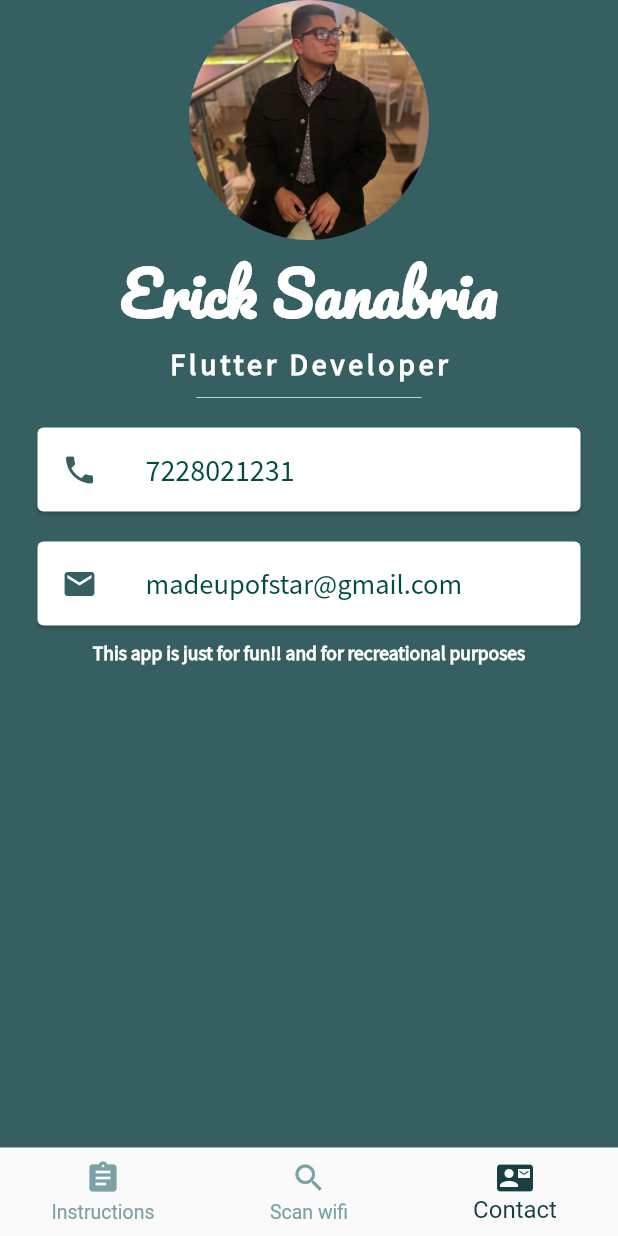
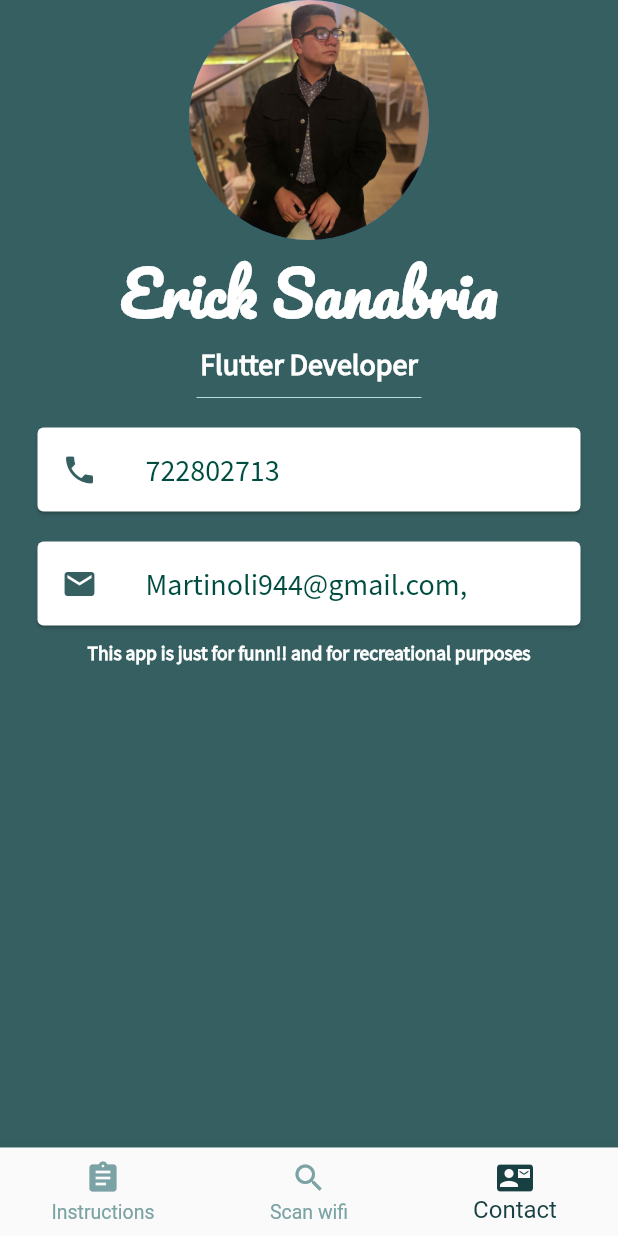
Before and after one commit to ErickMUOSD/ScanWifiAndConnect, a Flutter app: the screen it shows after launch, item 3 of the bottom bar chosen, on a phone screen of 412 x 824 dp. Run offline on Flutter 3.47's test engine with Material 2 defaults, Android fonts, the phone set to English and light mode, and no system bars; missing offline and left inert: giffy_dialog, wifi_configuration_2.

Commit message:
Improved the source

```diff
--- a/lib/contact.dart
+++ b/lib/contact.dart
@@ -3,37 +3,21 @@ import 'package:flutter/material.dart';
 class Contact extends StatelessWidget {
   @override
   Widget build(BuildContext context) {
-
     return MaterialApp(
       debugShowCheckedModeBanner: false,
       home: Scaffold(
         backgroundColor: Color(0xff365F61),
         body: SafeArea(
           child: Column(
-
             children: <Widget>[
               CircleAvatar(
-
                 radius: 80.0,
                 backgroundImage: AssetImage('images/Erick_photo.jpg'),
               ),
-              Text(
-                'Erick Sanabria',
-                style: TextStyle(
-                    fontFamily: 'Pacifico',
-                    fontSize: 40.0,
-                    color: Colors.white,
-                    fontWeight: FontWeight.bold),
-              ),
-              Text(
-                'Flutter Developer',
-                style: TextStyle(
-                    fontFamily: 'Source Sans Pro',
-                    color: Colors.white,
-                    fontSize: 20.0,
-                    letterSpacing: 2.5,
-                    fontWeight: FontWeight.bold),
-              ),
+
+              Texts(text: 'Erick Sanabria',fontsize: 40.0, fontfamily: 'Pacifico',),
+              Texts(text: 'Flutter Developer',fontfamily: 'Source Sans Pro',fontsize: 20.0,),
+
               SizedBox(
                 height: 20.0,
                 width: 150.0,
@@ -41,15 +25,57 @@ class Contact extends StatelessWidget {
                   color: Colors.teal.shade100,
                 ),
               ),
-              Card(
+              Cards(
+                text1: '722802713',
+                icon1: Icons.phone,
+              ),
+              Cards(
+                text1: 'Martinoli944@gmail.com, ',
+                icon1: Icons.email,
+              ),
+              Texts(text: 'This app is just for funn!! and for recreational purposes', fontsize: 13,fontfamily: 'Source Sans pro',),
+            ],
+          ),
+        ),
+      ),
+    );
+  }
+}
+
+class Texts extends StatelessWidget {
+ Texts({ this.text, this.fontsize, this.fontfamily});
+final String text;
+ final double fontsize;
+ final fontfamily;
+
+  @override
+  Widget build(BuildContext context) {
+    return Text(
+      text,
+      style: TextStyle(
+          fontFamily: fontfamily,
+          fontSize: fontsize,
+          color: Colors.white,
+          fontWeight: FontWeight.bold),
+    );
+  }
+}
+
+class Cards extends StatelessWidget {
+  Cards({this.text1, this.icon1});
+  final String text1;
+  final IconData icon1;
+  @override
+  Widget build(BuildContext context) {
+    return Card(
       margin: EdgeInsets.symmetric(vertical: 10.0, horizontal: 25.0),
       child: ListTile(
         leading: Icon(
-                    Icons.phone,
+          icon1,
           color: Color(0xff365F61),
         ),
         title: Text(
-                    '7228021231',
+          text1,
           style: TextStyle(
             color: Colors.teal.shade900,
             fontFamily: 'Source Sans pro',
@@ -57,35 +83,6 @@ class Contact extends StatelessWidget {
           ),
         ),
       ),
-              ),
-              Card(
-                margin: EdgeInsets.symmetric(vertical: 10.0, horizontal: 25.0),
-                child: ListTile(
-                  leading: Icon(
-                    Icons.email,
-                    color: Color(0xff365F61),
-                  ),
-                  title: Text(
-                    'madeupofstar@gmail.com',
-                    style: TextStyle(
-                        fontSize: 19.0,
-                        color: Colors.teal.shade900,
-                        fontFamily: 'Source Sans Pro'),
-                  ),
-                ),
-              ),
-              Text(
-                'This app is just for fun!! and for recreational purposes',
-                style: TextStyle(
-                    fontFamily: 'Source Sans Pro',
-                    fontSize: 13.0,
-                    color: Colors.white,
-                    fontWeight: FontWeight.bold),
-              ),
-            ],
-          ),
-        ),
-      ),
     );
   }
 }
```
Also changed, not shown: lib/instructions.dart (+44 -59 lines), lib/scanwifi.dart (+40 -19 lines). Lines whose indentation alone changed are shown as unchanged.
